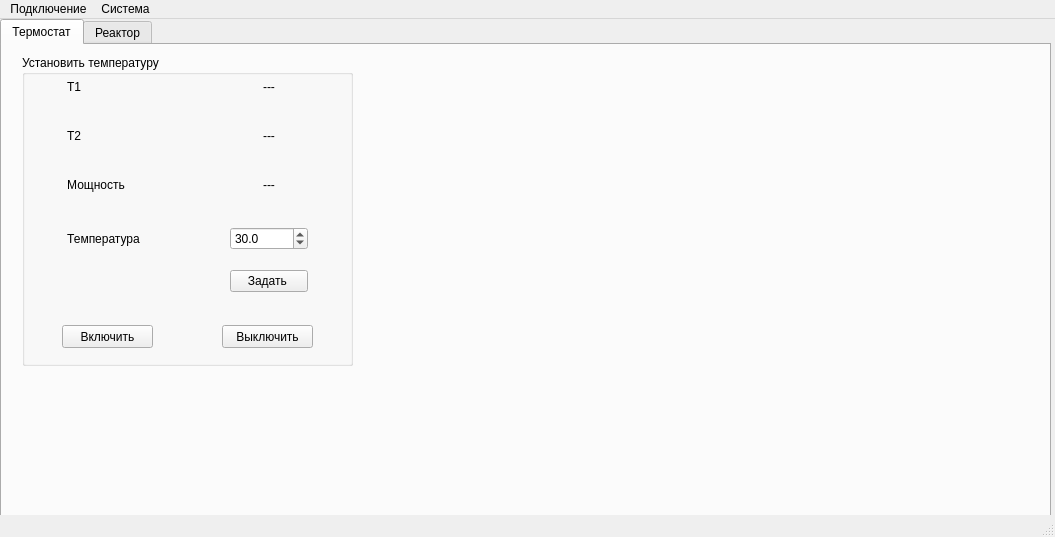
This is mainwindow.ui in ProElDinh/ChemController as Qt 5 draws it before an edit. The edited form follows.
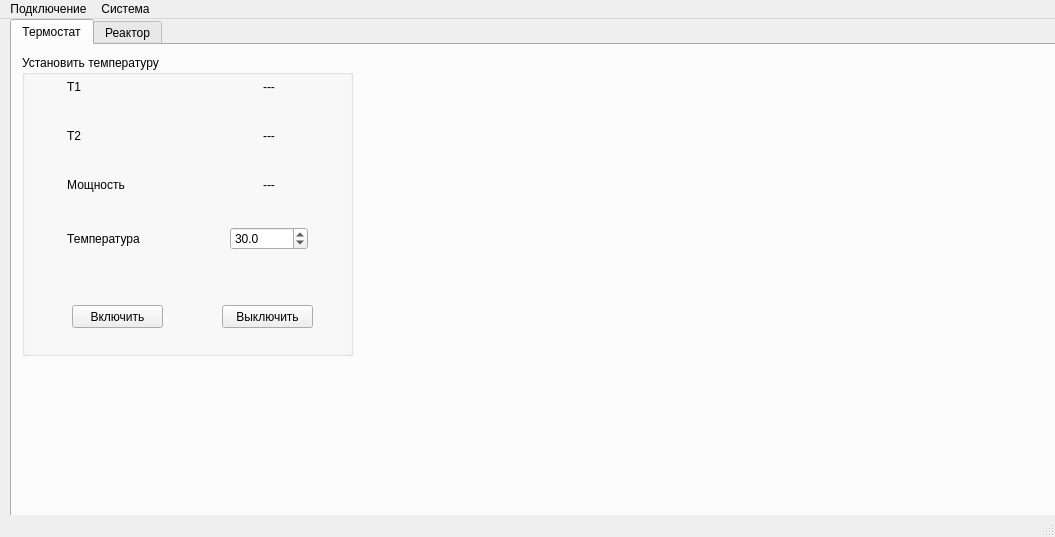
This is the edited form.

```diff
--- a/mainwindow.ui
+++ b/mainwindow.ui
@@ -35,7 +35,7 @@
     </property>
     <property name="geometry">
      <rect>
-      <x>0</x>
+      <x>10</x>
       <y>0</y>
       <width>1051</width>
       <height>511</height>
@@ -63,10 +63,10 @@
      <widget class="QGroupBox" name="groupBox_2">
       <property name="geometry">
        <rect>
-        <x>20</x>
+        <x>10</x>
         <y>10</y>
         <width>331</width>
-        <height>311</height>
+        <height>301</height>
        </rect>
       </property>
       <property name="title">
@@ -84,7 +84,7 @@
          <x>20</x>
          <y>20</y>
          <width>291</width>
-         <height>248</height>
+         <height>221</height>
         </rect>
        </property>
        <layout class="QFormLayout" name="formLayout">
@@ -252,13 +252,6 @@
           </property>
          </widget>
         </item>
-        <item row="8" column="1">
-         <widget class="QPushButton" name="set_temp">
-          <property name="text">
-           <string>Задать </string>
-          </property>
-         </widget>
-        </item>
         <item row="7" column="0" colspan="2">
          <spacer name="horizontalSpacer_5">
           <property name="orientation">
@@ -277,8 +270,8 @@
       <widget class="QPushButton" name="OnTemp">
        <property name="geometry">
         <rect>
-         <x>40</x>
-         <y>270</y>
+         <x>50</x>
+         <y>250</y>
          <width>91</width>
          <height>23</height>
         </rect>
@@ -291,7 +284,7 @@
        <property name="geometry">
         <rect>
          <x>200</x>
-         <y>270</y>
+         <y>250</y>
          <width>91</width>
          <height>23</height>
         </rect>
```
Left out of the diff: 107 changed lines with no effect on the pictures.
